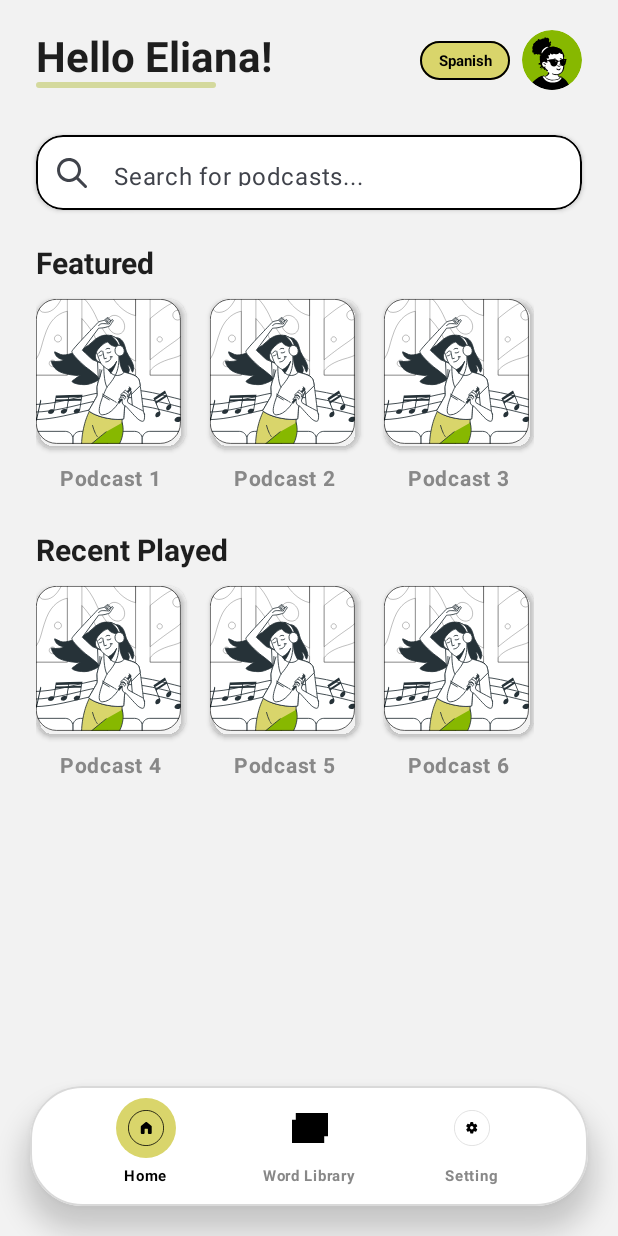
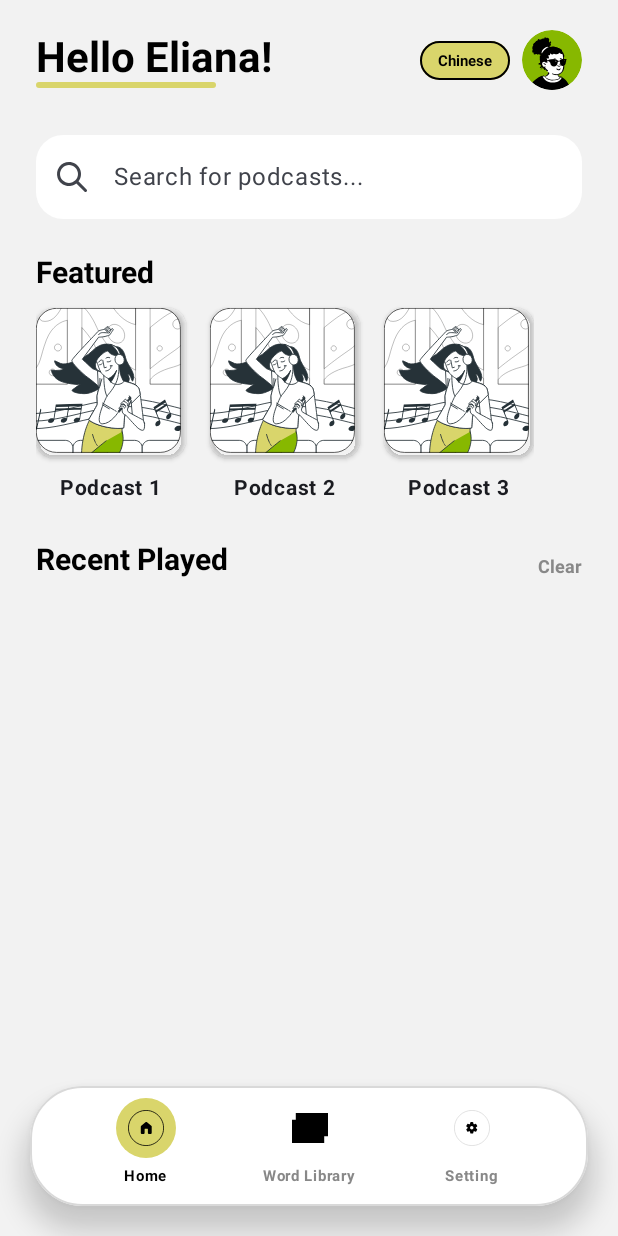
Before and after one commit to landing2/Lingonary_, an Android app built with Jetpack Compose: the screen it shows after launch (MainActivity), on a phone screen of 412 x 824 dp. Run offline under Robolectric (Android 15) with nearby library versions, the phone set to English and light mode, and no system bars; our stand-ins replace Room's generated code.

Commit message:
Feature update: Integrate Abhay's revision for home screen. Update the word library and setting screen, now support customization of the learning intensity.

```diff
--- a/app/build.gradle.kts
+++ b/app/build.gradle.kts
@@ -61,6 +61,7 @@ dependencies {
     implementation("androidx.constraintlayout:constraintlayout:2.1.4")
     implementation("androidx.appcompat:appcompat:1.6.1")
     implementation("com.google.android.material:material:1.11.0")
+    implementation("androidx.compose.material:material-icons-extended")
     testImplementation(libs.junit)
     androidTestImplementation(libs.androidx.junit)
     androidTestImplementation(libs.androidx.espresso.core)
--- a/app/src/main/java/com/example/lingonary_/HomeScreen.kt
+++ b/app/src/main/java/com/example/lingonary_/HomeScreen.kt
@@ -16,7 +16,6 @@ import androidx.compose.ui.Alignment
 import androidx.compose.ui.Modifier
 import androidx.compose.ui.draw.clip
 import androidx.compose.ui.draw.shadow
-import androidx.compose.ui.focus.onFocusChanged
 import androidx.compose.ui.graphics.Color
 import androidx.compose.ui.layout.ContentScale
 import androidx.compose.ui.res.painterResource
@@ -29,20 +28,27 @@ import com.example.lingonary_.ui.theme.*
 
 @Composable
 fun HomeScreen(
-    podcasts: List<Podcast>,
+    featuredPodcasts: List<Podcast>,
+    recentPodcasts: List<Podcast>,
+    allPodcasts: List<Podcast>,
     onPodcastClick: (Podcast) -> Unit,
     onWordLibClick: () -> Unit = {},
+    onClearRecent: () -> Unit,
+    onSettingClick: () -> Unit
 ) {
     var searchQuery by remember { mutableStateOf("") }
-    val featuredPodcasts = podcasts.take(3)
-    val recentPodcasts = podcasts.drop(3).take(3)
-    val filteredForSearch = podcasts.filter { it.title.contains(searchQuery, ignoreCase = true) }
+    val filteredForSearch = if (searchQuery.isEmpty()) {
+        emptyList()
+    } else {
+        allPodcasts.filter { it.title.contains(searchQuery, ignoreCase = true) }
+    }
 
     Scaffold(
         containerColor = BackgroundGray,
         bottomBar = {
             HomeBottomNavBar(
-                onWordLibClick = onWordLibClick
+                onWordLibClick = onWordLibClick,
+                onSettingClick = onSettingClick
             )
         }
     ) { paddingValues ->
@@ -54,7 +60,7 @@ fun HomeScreen(
         ) {
             Spacer(modifier = Modifier.height(20.dp))
 
-            // --- HEADER (STATIC) ---
+            // --header--
             Row(
                 modifier = Modifier.fillMaxWidth(),
                 horizontalArrangement = Arrangement.SpaceBetween,
@@ -84,7 +90,7 @@ fun HomeScreen(
                         contentAlignment = Alignment.Center
                     ) {
                         Text(
-                            text = "Spanish",
+                            text = "Chinese",
                             style = TextStyle(fontSize = 10.sp, fontWeight = FontWeight.Bold, color = Color.Black)
                         )
                     }
@@ -99,15 +105,10 @@ fun HomeScreen(
             Spacer(modifier = Modifier.height(30.dp))
 
             //--Search bar (STATIC)--
-            SearchBar(
-                query = searchQuery,
-                onQueryChange = { searchQuery = it },
-                suggestions = filteredForSearch,
-                onSuggestionClick = {
-                    onPodcastClick(it) // Show popup
-                    searchQuery = "" // Clear query
+            SearchBar(searchQuery, { searchQuery = it }, filteredForSearch) { podcast ->
+                onPodcastClick(podcast)
+                searchQuery = "" // Clear search after selection
             }
-            )
 
             Spacer(modifier = Modifier.height(24.dp))
 
@@ -124,9 +125,9 @@ fun HomeScreen(
                 }
 
                 item {
-                    SectionHeader("Recent Played")
+                    SectionHeader("Recent Played", showClear = true, onClearClick = onClearRecent)
                     Spacer(modifier = Modifier.height(12.dp))
-                    LazyRow(horizontalArrangement = Arrangement.spacedBy(16.dp)) {
+                    LazyRow(horizontalArrangement = Arrangement.spacedBy(16.dp), modifier = Modifier.height(140.dp)) {
                         items(recentPodcasts) { podcast ->
                             PodcastItem(podcast, onPodcastClick)
                         }
@@ -155,7 +156,7 @@ fun PodcastItem(podcast: Podcast, onPodcastClick: (Podcast) -> Unit) {
                 .clip(RoundedCornerShape(12.dp)),
             contentScale = ContentScale.Crop
         )
-        Text(text = podcast.title, fontSize = 14.sp, fontWeight = FontWeight.Bold, color = Color.Gray)
+        Text(text = podcast.title, fontSize = 14.sp, fontWeight = FontWeight.Bold)
     }
 }
 
@@ -167,21 +168,19 @@ fun SearchBar(
     suggestions: List<Podcast>,
     onSuggestionClick: (Podcast) -> Unit
 ) {
-    var isFocused by remember { mutableStateOf(false) }
-    val expanded = isFocused && query.isNotEmpty()
+    var expanded by remember { mutableStateOf(false) }
 
-    Box {
+    ExposedDropdownMenuBox(
+        expanded = expanded,
+        onExpandedChange = { expanded = !expanded && query.isNotEmpty() }
+    ) {
         TextField(
             value = query,
             onValueChange = onQueryChange,
             placeholder = { Text("Search for podcasts...") },
             modifier = Modifier
                 .fillMaxWidth()
-                .height(50.dp)
-                .shadow(2.dp, RoundedCornerShape(18.dp))
-                .background(White, RoundedCornerShape(18.dp))
-                .border(1.dp, BlackStroke, RoundedCornerShape(18.dp))
-                .onFocusChanged { isFocused = it.isFocused },
+                .menuAnchor(), // Connects the text field to the menu
             leadingIcon = { Icon(painterResource(id = R.drawable.ic_search_bar), contentDescription = "Search") },
             shape = RoundedCornerShape(18.dp),
             colors = TextFieldDefaults.colors(
@@ -193,26 +192,29 @@ fun SearchBar(
             )
         )
 
-        DropdownMenu(
+        if (suggestions.isNotEmpty()) {
+            ExposedDropdownMenu(
                 expanded = expanded,
-            onDismissRequest = { isFocused = false },
-            modifier = Modifier.fillMaxWidth()
+                onDismissRequest = { expanded = false },
+                modifier = Modifier.background(White)
             ) {
                 suggestions.forEach { podcast ->
                     DropdownMenuItem(
                         text = { Text(text = podcast.title) },
                         onClick = {
                             onSuggestionClick(podcast)
-                        isFocused = false
+                            expanded = false
                         }
                     )
                 }
             }
         }
     }
+}
+
 
 @Composable
-fun SectionHeader(title: String) {
+fun SectionHeader(title: String, showClear: Boolean = false, onClearClick: () -> Unit = {}) {
     Row(
         modifier = Modifier.fillMaxWidth(),
         horizontalArrangement = Arrangement.SpaceBetween,
@@ -222,15 +224,23 @@ fun SectionHeader(title: String) {
             text = title,
             style = TextStyle(fontSize = 20.sp, fontWeight = FontWeight.Bold, color = TextBlack)
         )
-//        Text(
-//            text = "View All",
-//            style = TextStyle(fontSize = 12.sp, color = Color.Gray, fontWeight = FontWeight.Bold)
-//        )
+        if (showClear) {
+            Text(
+                text = "Clear",
+                style = TextStyle(fontSize = 12.sp, color = Color.Gray, fontWeight = FontWeight.Bold),
+                modifier = Modifier.clickable(onClick = onClearClick)
+            )
+//        } else {
+//            Text(
+//                text = "View All",
+//                style = TextStyle(fontSize = 12.sp, color = Color.Gray, fontWeight = FontWeight.Bold)
+//            )
+        }
     }
 }
 
 @Composable
-fun HomeBottomNavBar(onWordLibClick: () -> Unit) {
+fun HomeBottomNavBar(onWordLibClick: () -> Unit,onSettingClick: () -> Unit) {
     Box(
         modifier = Modifier
             .fillMaxWidth()
@@ -265,7 +275,7 @@ fun HomeBottomNavBar(onWordLibClick: () -> Unit) {
                     iconRes = R.drawable.ic_setting_unfilled,
                     label = "Setting",
                     isSelected = false,
-                    onClick = {}
+                    onClick = onSettingClick
                 )
             }
         }
--- a/app/src/main/java/com/example/lingonary_/MainActivity.kt
+++ b/app/src/main/java/com/example/lingonary_/MainActivity.kt
@@ -1,21 +1,15 @@
 package com.example.lingonary_
 
+import android.content.Context
 import android.content.Intent
 import android.os.Bundle
+import android.widget.Toast
 import androidx.activity.ComponentActivity
 import androidx.activity.compose.setContent
 import androidx.compose.foundation.Image
-import androidx.compose.foundation.layout.Column
-import androidx.compose.foundation.layout.Spacer
-import androidx.compose.foundation.layout.fillMaxSize
-import androidx.compose.foundation.layout.fillMaxWidth
-import androidx.compose.foundation.layout.height
-import androidx.compose.foundation.layout.padding
+import androidx.compose.foundation.layout.*
 import androidx.compose.foundation.shape.RoundedCornerShape
-import androidx.compose.material3.Button
-import androidx.compose.material3.MaterialTheme
-import androidx.compose.material3.Surface
-import androidx.compose.material3.Text
+import androidx.compose.material3.*
 import androidx.compose.runtime.*
 import androidx.compose.ui.Alignment
 import androidx.compose.ui.Modifier
@@ -41,42 +35,43 @@ class MainActivity : ComponentActivity() {
     override fun onCreate(savedInstanceState: Bundle?) {
         super.onCreate(savedInstanceState)
         val testTitle = "Tradición Navideña"
-
         setContent {
             Lingonary_Theme {
                 val context = LocalContext.current
                 val lifecycleOwner = LocalLifecycleOwner.current
-
                 val allPodcasts = remember {
                     List(9) { i -> Podcast(title = "Podcast ${i + 1}") }
                 }
-
                 var currentScreen by remember { mutableStateOf("home") }
                 var selectedWordObj by remember { mutableStateOf<Word?>(null) }
                 var selectedPodcast by remember { mutableStateOf<Podcast?>(null) }
-
+                val sharedPrefs = remember { context.getSharedPreferences("lingonary_prefs", Context.MODE_PRIVATE) }
+                var recentPodcastTitles by remember { mutableStateOf(sharedPrefs.getStringSet("recent_podcasts", emptySet()) ?: emptySet()) }
+                val recentPodcasts = remember(recentPodcastTitles) {
+                    allPodcasts.filter { it.title in recentPodcastTitles }
+                }
+                val featuredPodcasts = remember(recentPodcasts) {
+                    allPodcasts.filter { it !in recentPodcasts }.take(3)
+                }
+                val onClearRecent = {
+                    sharedPrefs.edit().putStringSet("recent_podcasts", emptySet()).apply()
+                    recentPodcastTitles = emptySet()
+                }
                 val coroutineScope = rememberCoroutineScope()
                 val db = remember { WordDatabase.getInstance(context) }
                 val wordDao = remember { db.wordDao() }
                 val transcriptData = remember { loadTranscriptFromJson(context, "tradicion_navidena.json") }
                 var savedWordsList by remember { mutableStateOf<List<Word>>(emptyList()) }
-
-                if (selectedPodcast != null) {
-                    PodcastDetailDialog(
-                        podcast = selectedPodcast!!,
-                        onDismiss = { selectedPodcast = null },
-                        onPlayClick = {
-                            selectedPodcast = null
-                            currentScreen = "player"
-                        }
-                    )
-                }
-
+                var currentMasteryThreshold by remember { mutableIntStateOf(6) }
                 DisposableEffect(lifecycleOwner) {
                     val observer = LifecycleEventObserver { _, event ->
                         if (event == Lifecycle.Event.ON_RESUME) {
                             coroutineScope.launch(Dispatchers.IO) {
+                                // 1. Refresh Words
                                 savedWordsList = wordDao.getAllSavedWords()
+                                // 2. Refresh Threshold Setting
+                                val prefs = context.getSharedPreferences("lingonary_prefs", Context.MODE_PRIVATE)
+                                currentMasteryThreshold = prefs.getInt("mastery_threshold", 6)
                             }
                         }
                     }
@@ -85,14 +80,38 @@ class MainActivity : ComponentActivity() {
                         lifecycleOwner.lifecycle.removeObserver(observer)
                     }
                 }
+                if (selectedPodcast != null) {
+                    PodcastDetailDialog(
+                        podcast = selectedPodcast!!,
+                        onDismiss = { selectedPodcast = null },
+                        onPlayClick = {
+                            val podcastToPlay = selectedPodcast!!
+                            val updatedTitles = recentPodcastTitles + podcastToPlay.title
+                            sharedPrefs.edit().putStringSet("recent_podcasts", updatedTitles).apply()
+                            recentPodcastTitles = updatedTitles
+                            selectedPodcast = null
+                            currentScreen = "player"
+                        }
+                    )
+                }
 
+                // --- MAIN NAVIGATION ---
                 Surface(modifier = Modifier.fillMaxSize(), color = MaterialTheme.colorScheme.background) {
                     when (currentScreen) {
                         "home" -> HomeScreen(
-                            podcasts = allPodcasts,
+                            featuredPodcasts = featuredPodcasts,
+                            recentPodcasts = recentPodcasts,
+                            allPodcasts = allPodcasts,
                             onPodcastClick = { podcast -> selectedPodcast = podcast },
-                            onWordLibClick = { currentScreen = "wordlib" }
+                            onWordLibClick = { currentScreen = "wordlib" },
+                            onSettingClick = { currentScreen = "setting" },
+                            onClearRecent = onClearRecent
                         )
+
+                        "setting" -> SettingsScreen(
+                            onBackClick = { currentScreen = "home" }
+                        )
+
                         "player" -> PlayerScreen(
                             transcriptData = transcriptData,
                             title = testTitle,
@@ -101,6 +120,8 @@ class MainActivity : ComponentActivity() {
                             onSaveWord = { wordItem ->
                                 coroutineScope.launch(Dispatchers.IO) {
                                     val cleanWord = wordItem.word.trim { !it.isLetterOrDigit() }
+
+                                    // 2.5s Audio Padding
                                     val paddingMillis = 2500L
                                     val newStartTime = maxOf(0L, wordItem.startTime - paddingMillis).toInt()
                                     val newEndTime = (wordItem.endTime + paddingMillis).toInt()
@@ -122,6 +143,8 @@ class MainActivity : ComponentActivity() {
                         "wordlib" -> WordLibraryScreen(
                             onHomeClick = { currentScreen = "home" },
                             savedWords = savedWordsList,
+                            masteryThreshold = currentMasteryThreshold,
+
                             onDeleteWord = { wordToDelete ->
                                 coroutineScope.launch(Dispatchers.IO) {
                                     wordDao.deleteByWord(wordToDelete)
@@ -141,16 +164,22 @@ class MainActivity : ComponentActivity() {
                             },
                             onReviewClick = {
                                 coroutineScope.launch(Dispatchers.IO) {
-                                    val allWords = wordDao.getAllWords()
-                                    val wordArrayList = ArrayList(allWords)
+                                    val allWords = wordDao.getAllSavedWords()
                                     withContext(Dispatchers.Main) {
-                                        val intent = Intent(context, QuizActivity::class.java)
-                                        intent.putParcelableArrayListExtra("wordList", wordArrayList)
-                                        context.startActivity(intent)
+                                        // Minimum 4 words check
+                                        if (allWords.size < 4) {
+                                            Toast.makeText(context, "Save at least 4 words to start a quiz!", Toast.LENGTH_SHORT).show()
+                                        } else {
+                                            val wordArrayList = ArrayList(allWords)
+                                            val intent = Intent(context, QuizActivity::class.java)
+                                            intent.putParcelableArrayListExtra("wordList", wordArrayList)
+                                            context.startActivity(intent)
+                                        }
                                     }
                                 }
                             }
                         )
+
                         "word_detail" -> {
                             if (selectedWordObj != null) {
                                 WordDetailScreen(
@@ -182,7 +211,8 @@ fun PodcastDetailDialog(podcast: Podcast, onDismiss: () -> Unit, onPlayClick: ()
             ) {
                 Image(
                     painter = painterResource(id = R.drawable.ic_podcast_card), // Placeholder
-                    contentDescription = "Podcast Image"
+                    contentDescription = "Podcast Image",
+                    modifier = Modifier.size(100.dp) // Added size for consistency
                 )
                 Spacer(Modifier.height(16.dp))
                 Text(podcast.title, fontSize = 20.sp, fontWeight = FontWeight.Bold)
```
Also changed, not shown: app/src/main/java/com/example/lingonary_/SettingScreen.kt (added, +265 -0 lines), app/src/main/java/com/example/lingonary_/WordLibraryScreen.kt (+60 -23 lines), 1 other file. Lines whose indentation alone changed are shown as unchanged.
